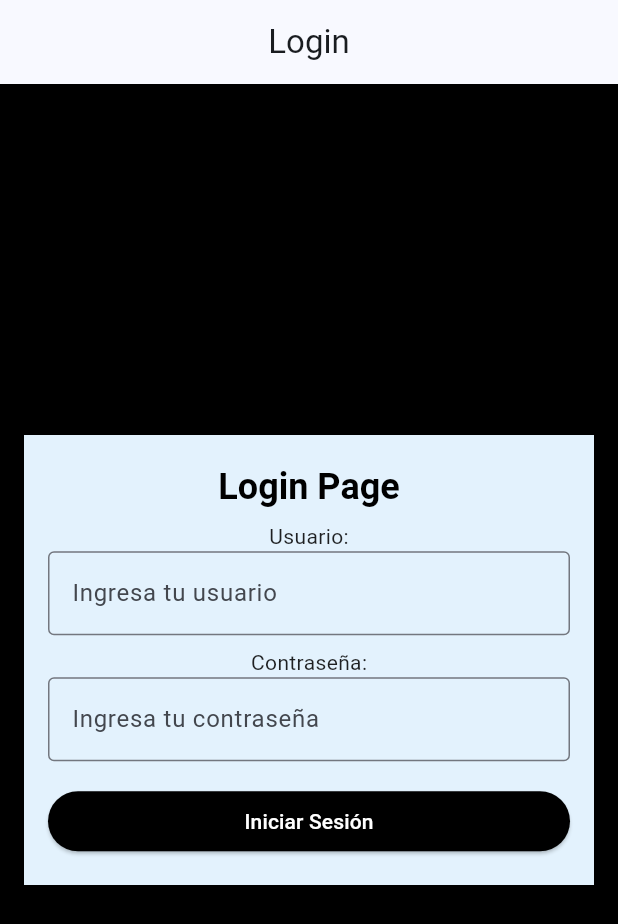
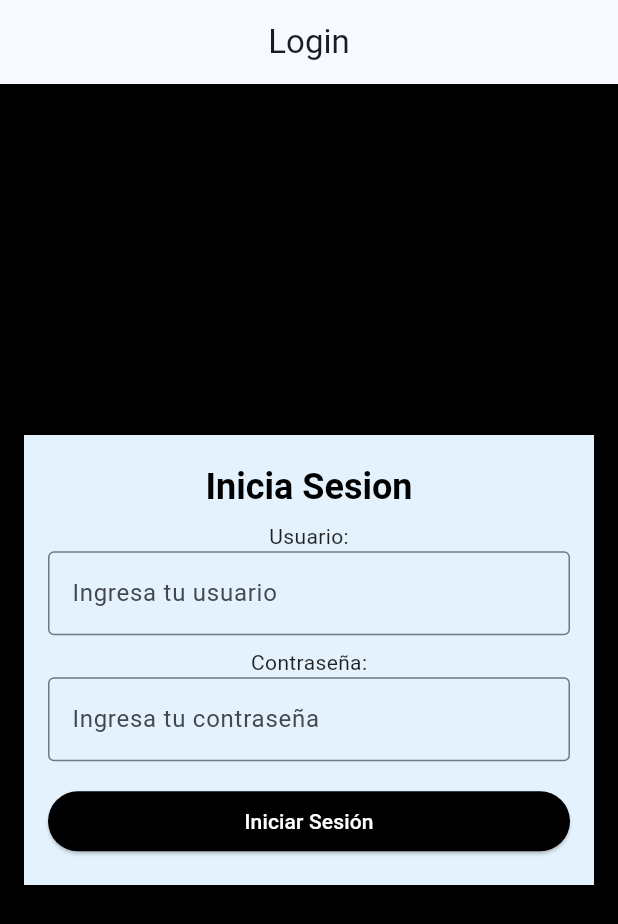
Before and after one commit to Destick1408/flutter_conductor, a Flutter app: the screen it shows after launch, on a phone screen of 412 x 824 dp. Shown: the top 924 px of the screen. Run offline on Flutter 3.47's test engine with Material 3 defaults, Android fonts, the phone set to English and light mode, and no system bars; our stand-ins replace flutter_dotenv, flutter_map, geolocator, latlong2, shared_preferences; accounts and stored records are empty.

Commit message:
Translate 'Login Page' text to Spanish as 'Inicia Sesion' in LoginPage widget

```diff
--- a/lib/pages/login_page.dart
+++ b/lib/pages/login_page.dart
@@ -60,7 +60,7 @@ class _LoginPageState extends State<LoginPage> {
               mainAxisAlignment: MainAxisAlignment.center,
               children: [
                 Text(
-                  'Login Page',
+                  'Inicia Sesion',
                   style: Theme.of(context).textTheme.headlineMedium,
                 ),
                 const SizedBox(height: 8),
```
